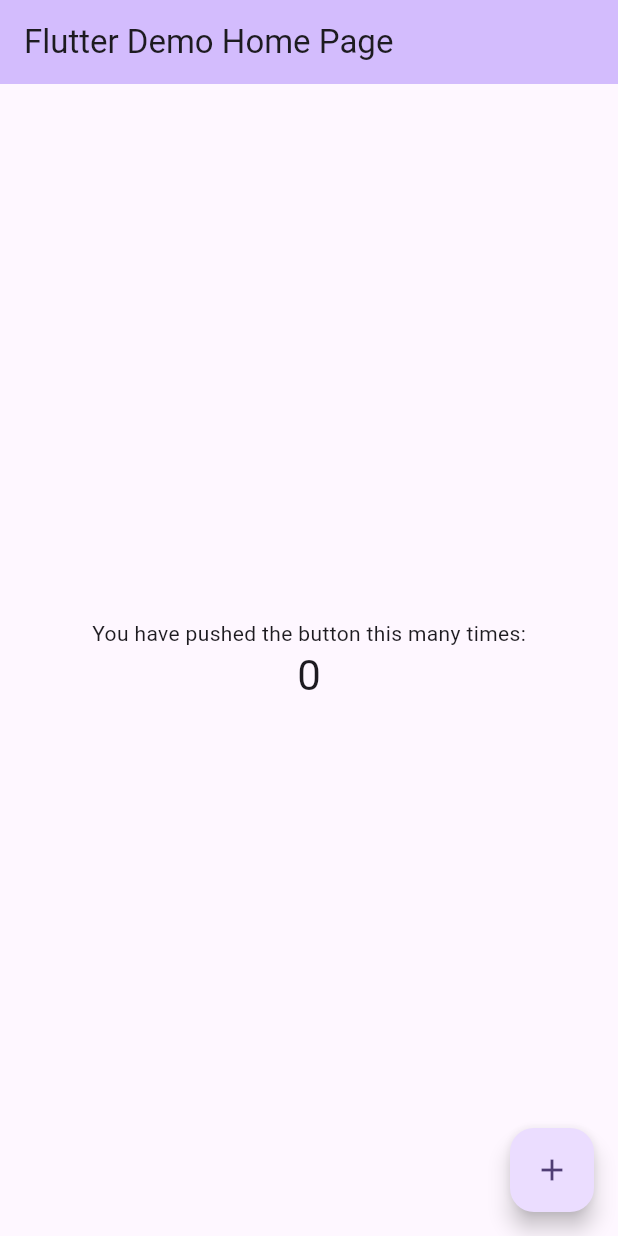
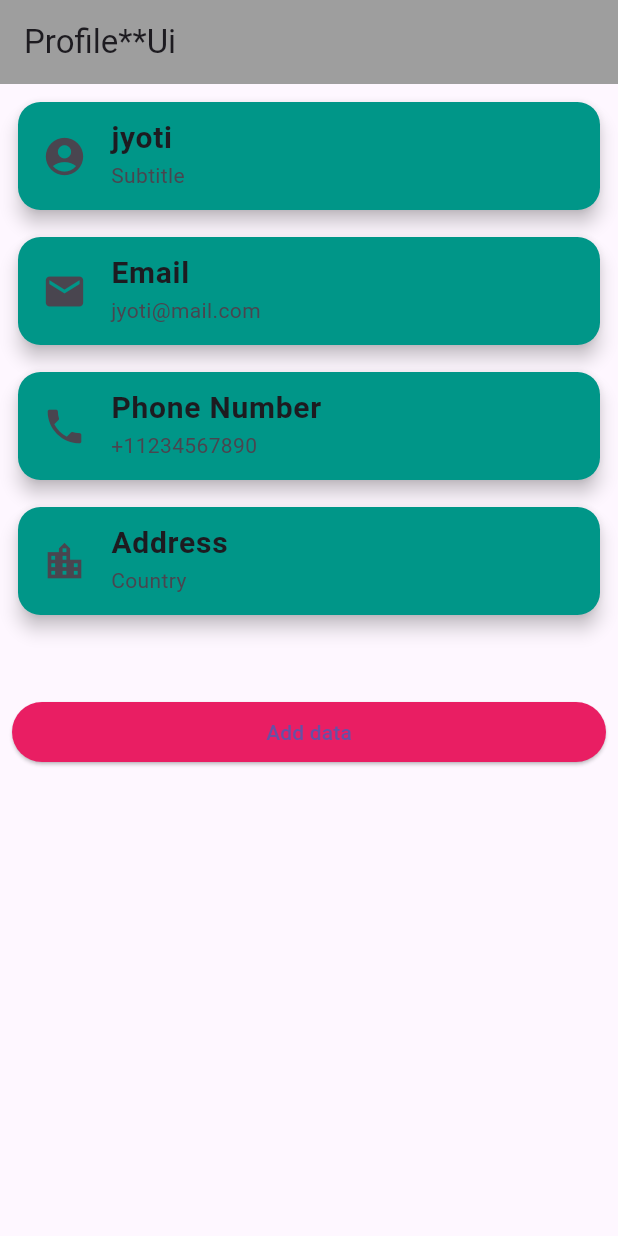
Before and after one commit to AnsarAli412/learn_git, a Flutter app: the screen it shows after launch, on a phone screen of 412 x 824 dp. Run offline on Flutter 3.47's test engine with Material 3 defaults, Android fonts, the phone set to English and light mode, and no system bars.

Commit message:
create all  changes text

```diff
--- a/lib/main.dart
+++ b/lib/main.dart
@@ -1,4 +1,5 @@
 import 'package:flutter/material.dart';
+import 'package:learn_git/profile_ui_page.dart';
 
 void main() {
   runApp(const MyApp());
@@ -7,119 +8,11 @@ void main() {
 class MyApp extends StatelessWidget {
   const MyApp({super.key});
 
-  // This widget is the root of your application.
-  @override
+   @override
   Widget build(BuildContext context) {
     return MaterialApp(
-      title: 'Flutter Demo',
-      theme: ThemeData(
-        // This is the theme of your application.
-        //
-        // TRY THIS: Try running your application with "flutter run". You'll see
-        // the application has a purple toolbar. Then, without quitting the app,
-        // try changing the seedColor in the colorScheme below to Colors.green
-        // and then invoke "hot reload" (save your changes or press the "hot
-        // reload" button in a Flutter-supported IDE, or press "r" if you used
-        // the command line to start the app).
-        //
-        // Notice that the counter didn't reset back to zero; the application
-        // state is not lost during the reload. To reset the state, use hot
-        // restart instead.
-        //
-        // This works for code too, not just values: Most code changes can be
-        // tested with just a hot reload.
-        colorScheme: ColorScheme.fromSeed(seedColor: Colors.deepPurple),
-        useMaterial3: true,
-      ),
-      home: const MyHomePage(title: 'Flutter Demo Home Page'),
+       debugShowCheckedModeBanner: false,
+      home:MyHomePage(),
     );
   }
 }
-
-class MyHomePage extends StatefulWidget {
-  const MyHomePage({super.key, required this.title});
-
-  // This widget is the home page of your application. It is stateful, meaning
-  // that it has a State object (defined below) that contains fields that affect
-  // how it looks.
-
-  // This class is the configuration for the state. It holds the values (in this
-  // case the title) provided by the parent (in this case the App widget) and
-  // used by the build method of the State. Fields in a Widget subclass are
-  // always marked "final".
-
-  final String title;
-
-  @override
-  State<MyHomePage> createState() => _MyHomePageState();
-}
-
-class _MyHomePageState extends State<MyHomePage> {
-  int _counter = 0;
-
-  void _incrementCounter() {
-    setState(() {
-      // This call to setState tells the Flutter framework that something has
-      // changed in this State, which causes it to rerun the build method below
-      // so that the display can reflect the updated values. If we changed
-      // _counter without calling setState(), then the build method would not be
-      // called again, and so nothing would appear to happen.
-      _counter++;
-    });
-  }
-
-  @override
-  Widget build(BuildContext context) {
-    // This method is rerun every time setState is called, for instance as done
-    // by the _incrementCounter method above.
-    //
-    // The Flutter framework has been optimized to make rerunning build methods
-    // fast, so that you can just rebuild anything that needs updating rather
-    // than having to individually change instances of widgets.
-    return Scaffold(
-      appBar: AppBar(
-        // TRY THIS: Try changing the color here to a specific color (to
-        // Colors.amber, perhaps?) and trigger a hot reload to see the AppBar
-        // change color while the other colors stay the same.
-        backgroundColor: Theme.of(context).colorScheme.inversePrimary,
-        // Here we take the value from the MyHomePage object that was created by
-        // the App.build method, and use it to set our appbar title.
-        title: Text(widget.title),
-      ),
-      body: Center(
-        // Center is a layout widget. It takes a single child and positions it
-        // in the middle of the parent.
-        child: Column(
-          // Column is also a layout widget. It takes a list of children and
-          // arranges them vertically. By default, it sizes itself to fit its
-          // children horizontally, and tries to be as tall as its parent.
-          //
-          // Column has various properties to control how it sizes itself and
-          // how it positions its children. Here we use mainAxisAlignment to
-          // center the children vertically; the main axis here is the vertical
-          // axis because Columns are vertical (the cross axis would be
-          // horizontal).
-          //
-          // TRY THIS: Invoke "debug painting" (choose the "Toggle Debug Paint"
-          // action in the IDE, or press "p" in the console), to see the
-          // wireframe for each widget.
-          mainAxisAlignment: MainAxisAlignment.center,
-          children: <Widget>[
-            const Text(
-              'You have pushed the button this many times:',
-            ),
-            Text(
-              '$_counter',
-              style: Theme.of(context).textTheme.headlineMedium,
-            ),
-          ],
-        ),
-      ),
-      floatingActionButton: FloatingActionButton(
-        onPressed: _incrementCounter,
-        tooltip: 'Increment',
-        child: const Icon(Icons.add),
-      ), // This trailing comma makes auto-formatting nicer for build methods.
-    );
-  }
-}
--- a/lib/profile_ui_page.dart
+++ b/lib/profile_ui_page.dart
@@ -0,0 +1,95 @@
+import 'package:flutter/cupertino.dart';
+import 'package:flutter/material.dart';
+import 'package:learn_git/profile_logic_page.dart';
+
+class MyHomePage extends StatefulWidget {
+  @override
+  State<MyHomePage> createState() => _MyHomePageState();
+}
+
+class _MyHomePageState extends State<MyHomePage> {
+  @override
+  Widget build(BuildContext context) {
+    return Scaffold(
+      appBar: AppBar(backgroundColor: Colors.grey,
+        title: Text('Profile**Ui'),
+      ),
+      body: Padding(
+        padding: const EdgeInsets.all(8.0),
+        child: ListView(
+          children: [
+            Card(
+              color: Colors.teal,
+              elevation: 5,
+              shape: RoundedRectangleBorder(
+                borderRadius: BorderRadius.circular(15),
+              ),
+              child: ListTile(
+                leading: Icon(Icons.account_circle, size: 30),
+                title: Text('jyoti',
+                    style:
+                        TextStyle(fontSize: 20, fontWeight: FontWeight.bold)),
+                subtitle: Text('Subtitle  '),
+              ),
+            ),
+            SizedBox(height: 10),
+            Card(
+              color: Colors.teal,
+              elevation: 5,
+              shape: RoundedRectangleBorder(
+                borderRadius: BorderRadius.circular(15),
+              ),
+              child: ListTile(
+                leading: Icon(Icons.email, size: 30),
+                title: Text('Email ',
+                    style:
+                        TextStyle(fontSize: 20, fontWeight: FontWeight.bold)),
+                subtitle: Text('jyoti@mail.com'),
+              ),
+            ),
+            SizedBox(height: 10),
+            Card(
+              color: Colors.teal,
+              elevation: 5,
+              shape: RoundedRectangleBorder(
+                borderRadius: BorderRadius.circular(15),
+              ),
+              child: ListTile(
+                leading: Icon(Icons.phone, size: 30),
+                title: Text('Phone Number',
+                    style:
+                        TextStyle(fontSize: 20, fontWeight: FontWeight.bold)),
+                subtitle: Text('+11234567890'),
+              ),
+            ),
+            SizedBox(height: 10),
+            Card(
+              color: Colors.teal,
+              elevation: 5,
+              shape: RoundedRectangleBorder(
+                borderRadius: BorderRadius.circular(15),
+              ),
+              child: ListTile(
+                leading: Icon(Icons.location_city, size: 30),
+                title: Text('Address',
+                    style:
+                        TextStyle(fontSize: 20, fontWeight: FontWeight.bold)),
+                subtitle: Text('Country'),
+              ),
+            ),
+            SizedBox(
+              height: 50,
+            ),
+            ElevatedButton(style: ButtonStyle(backgroundColor: WidgetStatePropertyAll(Colors.pink)),
+                onPressed: (){
+              Navigator.push(context, MaterialPageRoute(builder: (context) => ProfilePage(),));
+            }, child: Text("Add data"))
+          ],
+
+        ),
+
+      ),
+
+    );
+  }
+}
```
Also changed, not shown: lib/profile_logic_page.dart (+85 -0 lines).
